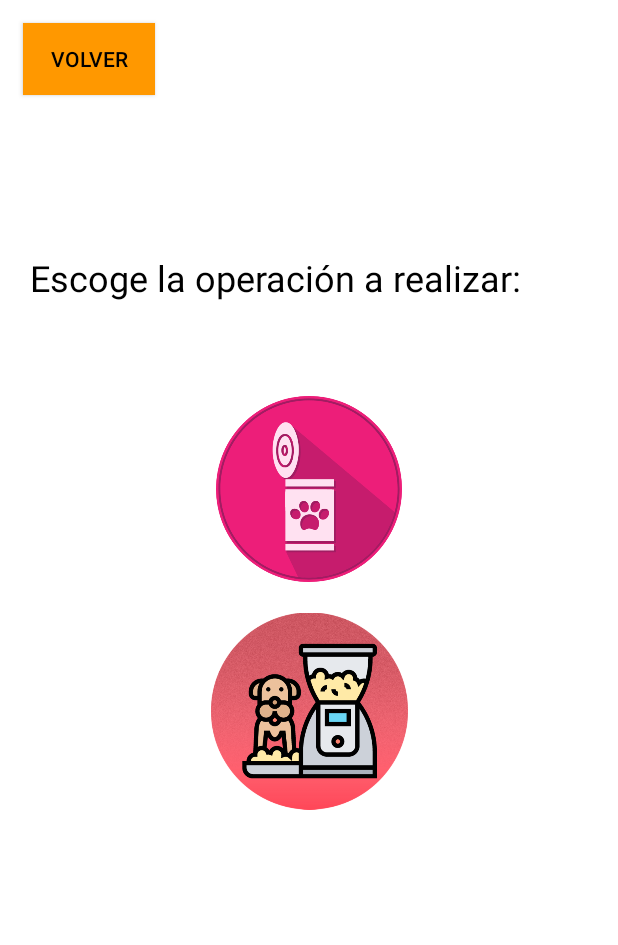
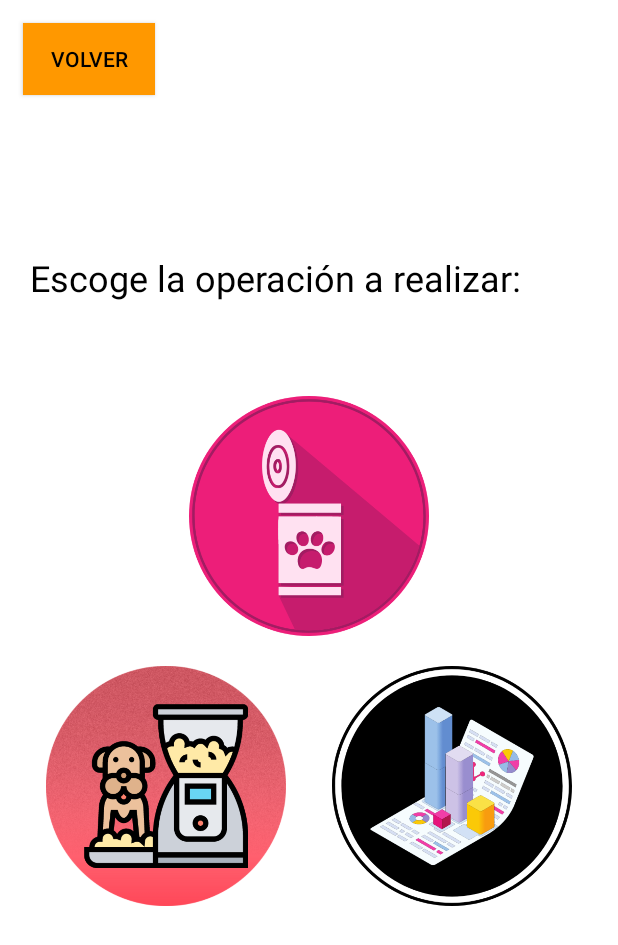
Before and after one commit to ersepull/Proyecto_PST_G1, an Android app: the layout activity_actions.xml on its own in the app's theme, with its tools: preview values and no code run, on a phone screen of 412 x 824 dp. Shown: the top 945 px of the screen. Run offline under Robolectric (Android 15) with nearby library versions, the light colour scheme and no system bars.

Commit message:
Corrección del proyecto debido a a la alteración automática de un activity

```diff
--- a/app/src/main/res/layout/activity_actions.xml
+++ b/app/src/main/res/layout/activity_actions.xml
@@ -19,7 +19,6 @@
         app:layout_constraintEnd_toEndOf="parent"
         app:layout_constraintStart_toStartOf="parent"
         app:layout_constraintTop_toBottomOf="@+id/Bienvenida" />
-
     <Button
         android:id="@+id/button5"
         android:layout_width="wrap_content"
@@ -32,7 +31,6 @@
         android:textColor="@color/black"
         app:layout_constraintStart_toStartOf="parent"
         app:layout_constraintTop_toTopOf="parent" />
-
     <TextView
         android:id="@+id/Bienvenida"
         android:layout_width="0dp"
@@ -46,33 +44,47 @@
         app:layout_constraintHorizontal_bias="0.498"
         app:layout_constraintStart_toStartOf="parent"
         app:layout_constraintTop_toBottomOf="@+id/button5" />
-
     <ImageButton
         android:id="@+id/llenar"
-        android:layout_width="129dp"
-        android:layout_height="124dp"
+        android:layout_width="160dp"
+        android:layout_height="160dp"
         android:layout_marginTop="15dp"
+        android:onClick="llenado"
+        android:src="@drawable/alimentar"
+        android:scaleType="fitCenter"
         android:background="@null"
-        android:onClick="llenado"
-        android:scaleType="fitCenter"
-        android:src="@drawable/alimentar"
         app:layout_constraintEnd_toEndOf="parent"
         app:layout_constraintStart_toStartOf="parent"
         app:layout_constraintTop_toBottomOf="@+id/textView4"
         tools:ignore="SpeakableTextPresentCheck" />
-
     <ImageButton
         android:id="@+id/registrar"
-        android:layout_width="131dp"
-        android:layout_height="132dp"
+        android:layout_width="160dp"
+        android:layout_height="160dp"
+        android:layout_marginStart="20dp"
         android:layout_marginTop="20dp"
+        android:layout_marginEnd="10dp"
         android:background="@null"
         android:onClick="registrar"
         android:scaleType="fitCenter"
         android:src="@drawable/registrar"
-        app:layout_constraintEnd_toEndOf="parent"
+        app:layout_constraintEnd_toStartOf="@+id/estadisticas"
         app:layout_constraintStart_toStartOf="parent"
         app:layout_constraintTop_toBottomOf="@+id/llenar"
         tools:ignore="SpeakableTextPresentCheck" />
-
+    <ImageButton
+        android:id="@+id/estadisticas"
+        android:layout_width="160dp"
+        android:layout_height="160dp"
+        android:layout_marginStart="10dp"
+        android:layout_marginTop="20dp"
+        android:layout_marginEnd="20dp"
+        android:scaleType="fitCenter"
+        android:background="@null"
+        android:onClick="estadisticas"
+        android:src="@drawable/estadisticas"
+        app:layout_constraintEnd_toEndOf="parent"
+        app:layout_constraintStart_toEndOf="@+id/registrar"
+        app:layout_constraintTop_toBottomOf="@+id/llenar"
+        tools:ignore="SpeakableTextPresentCheck" />
 </androidx.constraintlayout.widget.ConstraintLayout>
```
